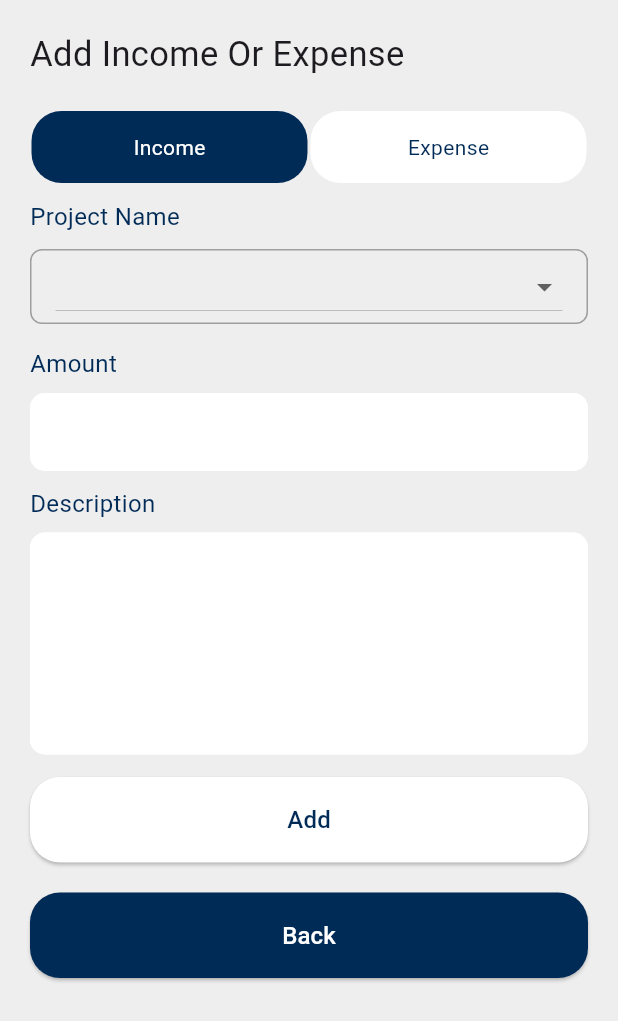
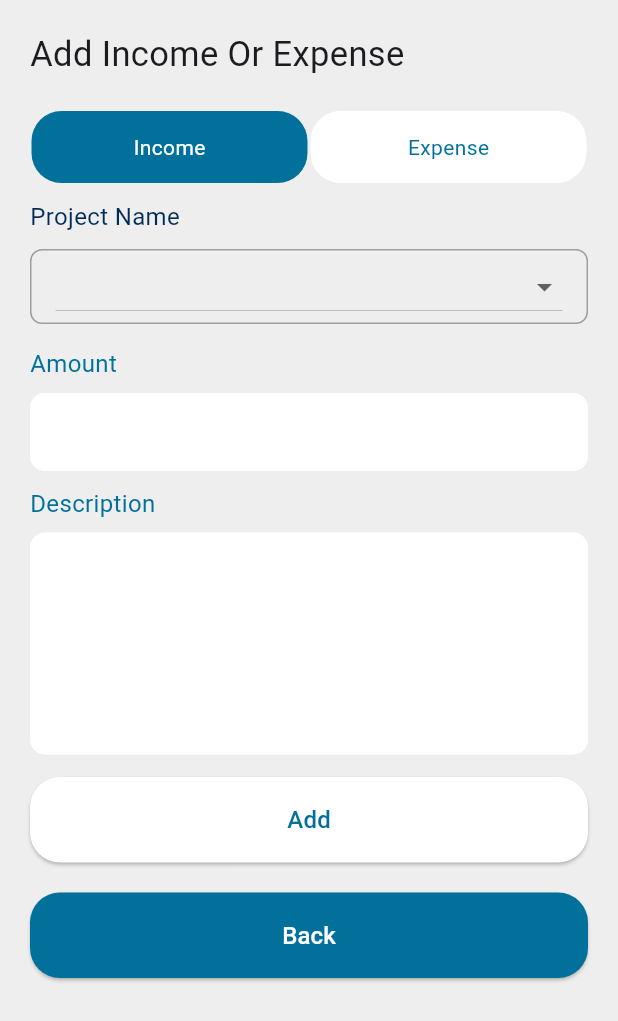
Before and after one commit to gaddie/project_manager, a Flutter app: the screen it shows after launch, after a tap on "Expense Tracking", on a phone screen of 412 x 824 dp. Shown: the top 1021 px of the screen. Run offline on Flutter 3.47's test engine with Material 3 defaults, Android fonts, the phone set to English and light mode, and no system bars; drawn by our look-alikes of delayed_display; our stand-ins replace fl_chart.

Commit message:
refactoring code

```diff
--- a/lib/Constants.dart
+++ b/lib/Constants.dart
@@ -12,6 +12,7 @@ const kRedColor = Color(0xFFF56D91);
 const kChartsTxtColor = Color(0xff7589a2);
 const kUpArrow = Icons.arrow_circle_up_sharp;
 const kDownArrow = Icons.arrow_circle_down_sharp;
+
 const kGradient = LinearGradient(
   colors: [kDarkColor, kBottomAppColor], // Adjust colors as needed
   begin: Alignment.centerLeft,
--- a/lib/CreateProject.dart
+++ b/lib/CreateProject.dart
@@ -21,7 +21,7 @@ class _CreateProjectState extends State<CreateProject> {
         backgroundColor: kBgLightColor,
         title: Text(
           'Create Project',
-          style: TextStyle(color: kDarkColor),
+          style: TextStyle(color: kBottomAppColor),
         ),
         leading: IconButton(
           icon: Icon(
@@ -47,7 +47,7 @@ class _CreateProjectState extends State<CreateProject> {
               ProjectForm(),
               CustomButton(
                 txtColor: kLightColor,
-                bgColor: kDarkColor,
+                bgColor: kBottomAppColor,
                 callBackFunction: () {
                   setState(() {
                     Navigator.pop(context);
--- a/lib/ExpenseTracking.dart
+++ b/lib/ExpenseTracking.dart
@@ -81,7 +81,7 @@ class _ExpenseTrackingState extends State<ExpenseTracking> {
                 InputField(label: 'Amount'),
                 ProjectForm(),
                 CustomButton(
-                  txtColor: kDarkColor,
+                  txtColor: kBottomAppColor,
                   bgColor: kLightColor,
                   callBackFunction: () {
                     setState(() {
@@ -92,7 +92,7 @@ class _ExpenseTrackingState extends State<ExpenseTracking> {
                 ),
                 CustomButton(
                   txtColor: kLightColor,
-                  bgColor: kDarkColor,
+                  bgColor: kBottomAppColor,
                   callBackFunction: () {
                     setState(() {
                       Navigator.pop(context);
@@ -130,13 +130,13 @@ class IncomeSlider extends StatelessWidget {
         child: Container(
           decoration: BoxDecoration(
             borderRadius: BorderRadius.circular(20),
-            color: isSelected ? kDarkColor : kLightColor,
+            color: isSelected ? kBottomAppColor : kLightColor,
           ),
           alignment: Alignment.center,
           child: Text(
             label,
             style: TextStyle(
-              color: isSelected ? kLightColor : kDarkColor,
+              color: isSelected ? kLightColor : kBottomAppColor,
             ),
           ),
         ),
--- a/lib/HomePage.dart
+++ b/lib/HomePage.dart
@@ -21,7 +21,7 @@ class _HomePageState extends State<HomePage> {
       backgroundColor: kBgLightColor,
       extendBody: true,
       floatingActionButton: OpenContainer(
-        closedColor: kDarkColor,
+        closedColor: kBottomAppColor,
         transitionType: ContainerTransitionType.fade,
         openBuilder: (BuildContext context, VoidCallback _) {
           return CreateProject(); // Replace with the actual page you want to show
@@ -33,7 +33,7 @@ class _HomePageState extends State<HomePage> {
         closedBuilder: (BuildContext context, VoidCallback openContainer) {
           return FloatingActionButton(
             onPressed: openContainer,
-            backgroundColor: kDarkColor,
+            backgroundColor: kBottomAppColor,
             child: Icon(
               Icons.add,
               color: Colors.white,
--- a/lib/InputField.dart
+++ b/lib/InputField.dart
@@ -15,7 +15,7 @@ class InputField extends StatelessWidget {
           Text(
             label,
             style: TextStyle(
-              color: kDarkColor, // Set the color for the label
+              color: kBottomAppColor,
               fontSize: 16.0,
             ),
           ),
--- a/lib/ReportsCard.dart
+++ b/lib/ReportsCard.dart
@@ -64,7 +64,7 @@ class ReportsCard extends StatelessWidget {
                               label,
                               style: TextStyle(
                                 fontSize: kNormalFontSize,
-                                color: kDarkColor,
+                                color: kBottomAppColor,
                               ),
                             ),
                             Row(children: [
@@ -91,7 +91,7 @@ class ReportsCard extends StatelessWidget {
                             'Financial perfomance',
                             style: TextStyle(
                               fontSize: kNormalFontSize,
-                              color: kDarkColor,
+                              color: kBottomAppColor,
                             ),
                           ),
                         ),
--- a/lib/ReportsPage.dart
+++ b/lib/ReportsPage.dart
@@ -47,7 +47,7 @@ class _ReportsPageState extends State<ReportsPage> {
                   ),
                   CustomButton(
                     txtColor: kLightColor,
-                    bgColor: kDarkColor,
+                    bgColor: kBottomAppColor,
                     callBackFunction: () {
                       setState(() {
                         Navigator.pop(context);
--- a/lib/ReusableCard.dart
+++ b/lib/ReusableCard.dart
@@ -18,7 +18,7 @@ class ReusableCard extends StatelessWidget {
     return Padding(
       padding: EdgeInsets.only(left: 15, top: 20, bottom: 20),
       child: OpenContainer(
-        closedColor: kLightColor,
+        closedColor: kBottomAppColor,
         transitionType: ContainerTransitionType.fade,
         openBuilder: (BuildContext context, VoidCallback _) {
           return onButtonPressed() ??
--- a/lib/TextField.dart
+++ b/lib/TextField.dart
@@ -12,7 +12,7 @@ class ProjectForm extends StatelessWidget {
           Text(
             'Description',
             style: TextStyle(
-              color: kDarkColor,
+              color: kBottomAppColor,
               fontSize: kNormalFontSize,
             ),
           ),
```
Also changed, not shown: lib/TitleBanner.dart (deleted, +0 -56 lines).
